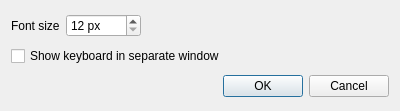
Qt form src/settingsform.ui (zeal18/qstamina) before a commit.
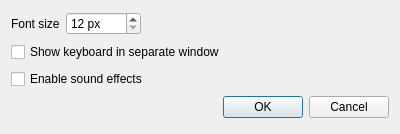
The same form after that commit. Icons and pictures are not drawn.

Commit message: added preferences->enableSound

Diff of the .ui file:
```diff
--- a/src/settingsform.ui
+++ b/src/settingsform.ui
@@ -7,7 +7,7 @@
     <x>0</x>
     <y>0</y>
     <width>400</width>
-    <height>111</height>
+    <height>134</height>
    </rect>
   </property>
   <property name="windowTitle">
@@ -71,6 +71,13 @@
      </property>
     </widget>
    </item>
+   <item>
+    <widget class="QCheckBox" name="enableSound">
+     <property name="text">
+      <string>Enable sound effects</string>
+     </property>
+    </widget>
+   </item>
    <item>
     <widget class="QDialogButtonBox" name="buttonBox">
      <property name="orientation">
```
Left out of the diff: 6 changed lines with no effect on the pictures. The commit also changes 8 other files.
